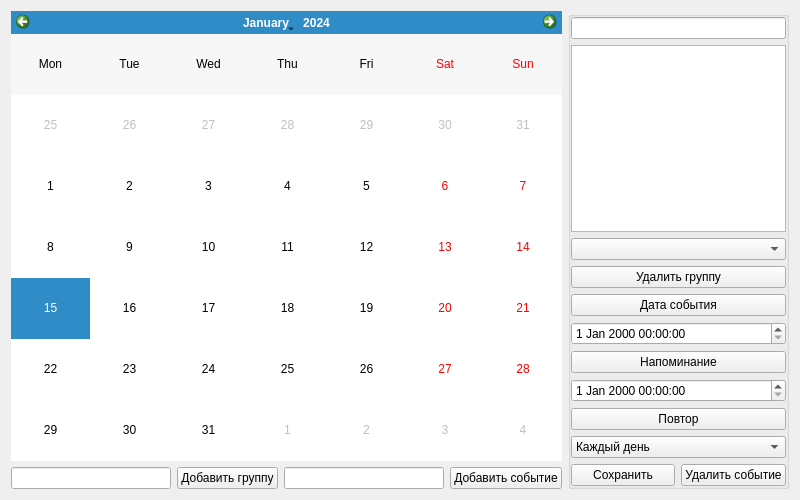
Old version of the form calendar_window.ui in the repository Ledle/Qrganizer.
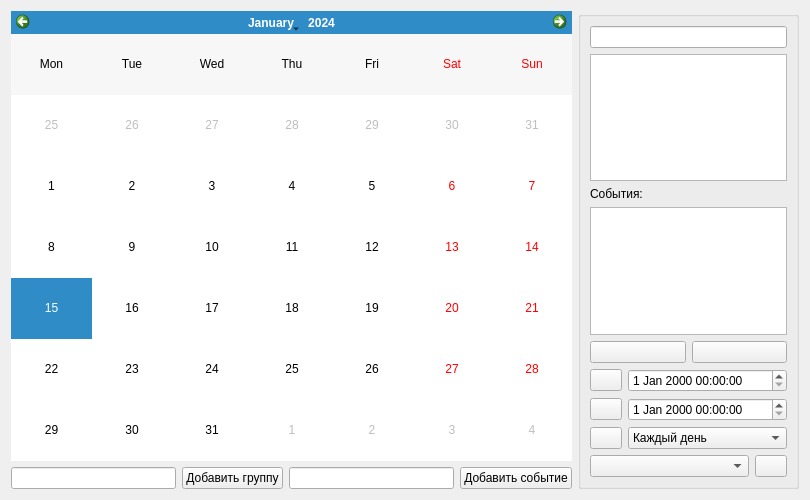
New version of the form. Icons and pictures are not drawn.

The edit to the form file:
```diff
--- a/calendar_window.ui
+++ b/calendar_window.ui
@@ -6,7 +6,7 @@
    <rect>
     <x>0</x>
     <y>0</y>
-    <width>800</width>
+    <width>810</width>
     <height>500</height>
    </rect>
   </property>
@@ -81,22 +81,7 @@
      <property name="alignment">
       <set>Qt::AlignRight|Qt::AlignTrailing|Qt::AlignVCenter</set>
      </property>
-     <layout class="QVBoxLayout" name="verticalLayout_4">
-      <property name="spacing">
-       <number>6</number>
-      </property>
-      <property name="leftMargin">
-       <number>0</number>
-      </property>
-      <property name="topMargin">
-       <number>0</number>
-      </property>
-      <property name="rightMargin">
-       <number>0</number>
-      </property>
-      <property name="bottomMargin">
-       <number>0</number>
-      </property>
+     <layout class="QVBoxLayout" name="verticalLayout_2">
       <item>
        <layout class="QHBoxLayout" name="horizontalLayout_6">
         <item>
@@ -105,48 +90,108 @@
        </layout>
       </item>
       <item>
-       <widget class="QListWidget" name="Events_listWidget"/>
+       <widget class="QTextEdit" name="Description_textEdit"/>
       </item>
       <item>
-       <widget class="QComboBox" name="Groups_comboBox">
-        <property name="editable">
-         <bool>false</bool>
-        </property>
-       </widget>
-      </item>
-      <item>
-       <widget class="QPushButton" name="DeleteGroup_Button">
+       <widget class="QLabel" name="label">
         <property name="text">
-         <string>Удалить группу</string>
+         <string>События:</string>
         </property>
        </widget>
       </item>
       <item>
-       <layout class="QVBoxLayout" name="verticalLayout_3">
+       <widget class="QListWidget" name="Events_listWidget"/>
+      </item>
+      <item>
+       <layout class="QHBoxLayout" name="horizontalLayout_5">
+        <item>
+         <widget class="QPushButton" name="Save_Button">
+          <property name="text">
+           <string/>
+          </property>
+          <property name="icon">
+           <iconset>
+            <normaloff>icons/disk.png</normaloff>icons/disk.png</iconset>
+          </property>
+         </widget>
+        </item>
+        <item>
+         <widget class="QPushButton" name="Delete_Button">
+          <property name="text">
+           <string/>
+          </property>
+          <property name="icon">
+           <iconset>
+            <normaloff>icons/trash.png</normaloff>icons/trash.png</iconset>
+          </property>
+         </widget>
+        </item>
+       </layout>
+      </item>
+      <item>
+       <layout class="QHBoxLayout" name="horizontalLayout_2">
         <item>
          <widget class="QPushButton" name="Date_Button">
+          <property name="maximumSize">
+           <size>
+            <width>32</width>
+            <height>16777215</height>
+           </size>
+          </property>
           <property name="text">
-           <string>Дата события</string>
+           <string/>
+          </property>
+          <property name="icon">
+           <iconset>
+            <normaloff>icons/calendar.png</normaloff>icons/calendar.png</iconset>
           </property>
          </widget>
         </item>
         <item>
          <widget class="QDateTimeEdit" name="Date_dateTimeEdit"/>
         </item>
+       </layout>
+      </item>
+      <item>
+       <layout class="QHBoxLayout" name="horizontalLayout_3">
         <item>
          <widget class="QPushButton" name="Remind_Button">
+          <property name="maximumSize">
+           <size>
+            <width>32</width>
+            <height>16777215</height>
+           </size>
+          </property>
           <property name="text">
-           <string>Напоминание</string>
+           <string/>
+          </property>
+          <property name="icon">
+           <iconset>
+            <normaloff>icons/alarm-clock.png</normaloff>icons/alarm-clock.png</iconset>
           </property>
          </widget>
         </item>
         <item>
          <widget class="QDateTimeEdit" name="Remind_dateTimeEdit"/>
         </item>
+       </layout>
+      </item>
+      <item>
+       <layout class="QHBoxLayout" name="horizontalLayout_4">
         <item>
          <widget class="QPushButton" name="Cycle_Button">
+          <property name="maximumSize">
+           <size>
+            <width>32</width>
+            <height>16777215</height>
+           </size>
+          </property>
           <property name="text">
-           <string>Повтор</string>
+           <string/>
+          </property>
+          <property name="icon">
+           <iconset>
+            <normaloff>icons/time-past.png</normaloff>icons/time-past.png</iconset>
           </property>
          </widget>
         </item>
@@ -177,18 +222,28 @@
        </layout>
       </item>
       <item>
-       <layout class="QHBoxLayout" name="horizontalLayout_5">
+       <layout class="QHBoxLayout" name="horizontalLayout_7">
         <item>
-         <widget class="QPushButton" name="Save_Button">
-          <property name="text">
-           <string>Сохранить</string>
+         <widget class="QComboBox" name="Groups_comboBox">
+          <property name="editable">
+           <bool>false</bool>
           </property>
          </widget>
         </item>
         <item>
-         <widget class="QPushButton" name="Delete_Button">
+         <widget class="QPushButton" name="DeleteGroup_Button">
+          <property name="maximumSize">
+           <size>
+            <width>32</width>
+            <height>16777215</height>
+           </size>
+          </property>
           <property name="text">
-           <string>Удалить событие</string>
+           <string/>
+          </property>
+          <property name="icon">
+           <iconset>
+            <normaloff>icons/trash.png</normaloff>icons/trash.png</iconset>
           </property>
          </widget>
         </item>
```
